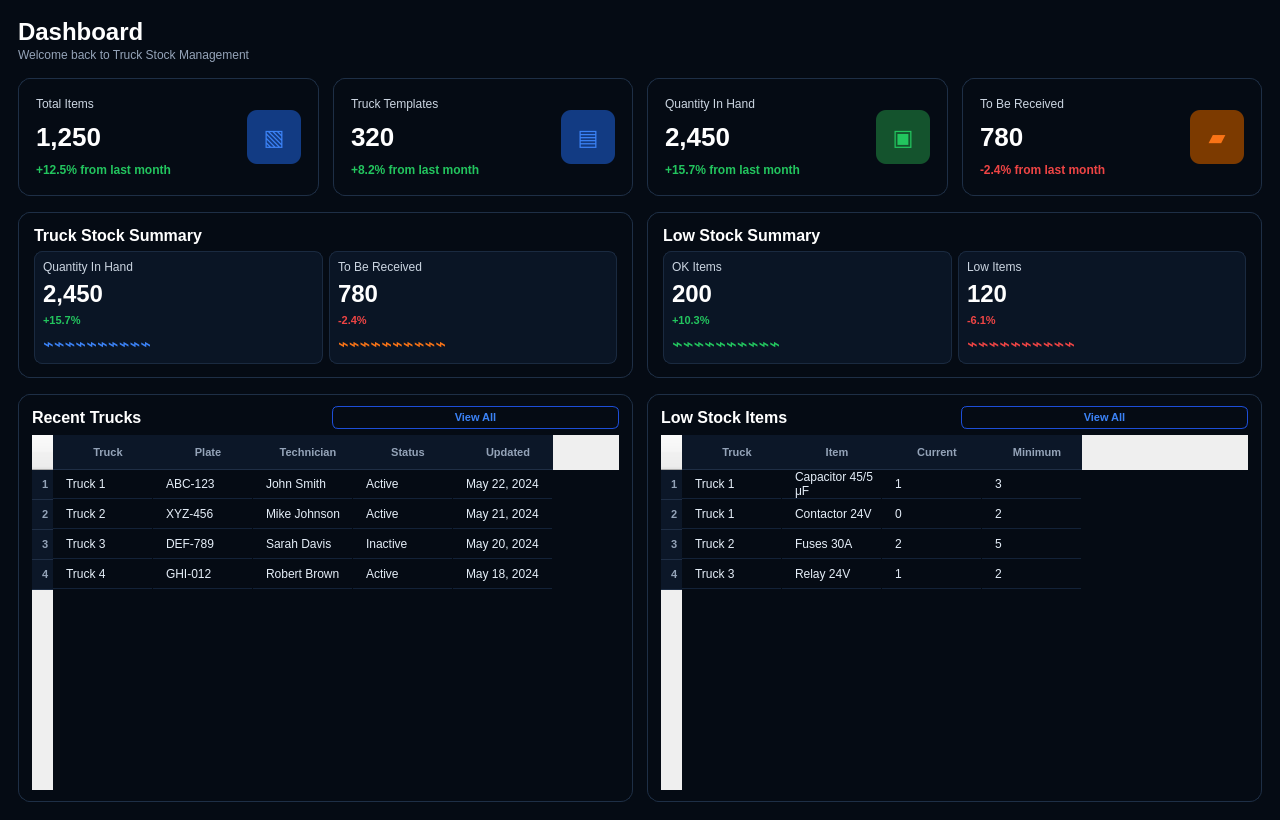
First picture: the form in InventoryQtApp/TruckStockDashboardPage.ui, repository Felipeact/InventoryQtApp, before the edit.
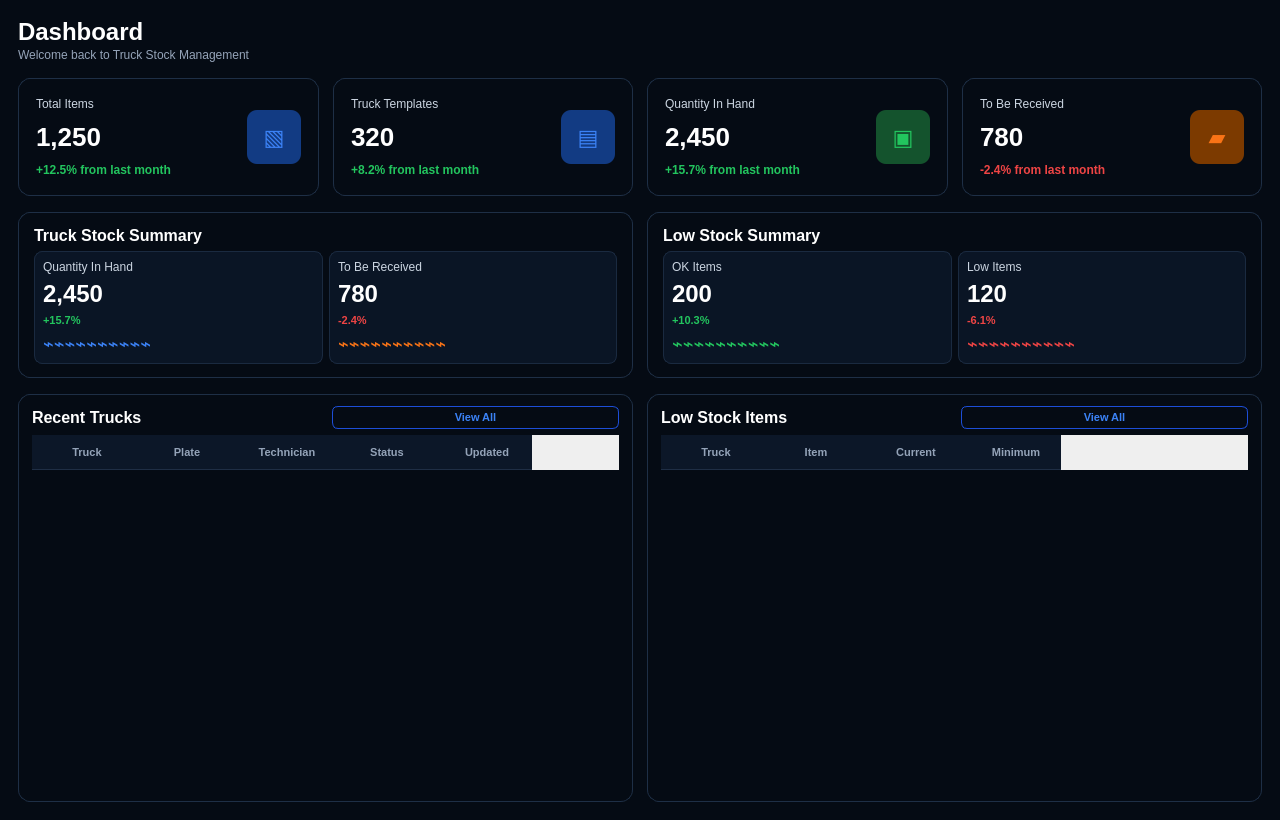
Second picture: the form after the edit.

The edit to the form file:
```diff
--- a/InventoryQtApp/TruckStockDashboardPage.ui
+++ b/InventoryQtApp/TruckStockDashboardPage.ui
@@ -479,37 +479,37 @@
 
         <item>
          <widget class="QTableWidget" name="recentTrucksTable">
-          <property name="columnCount"><number>5</number></property>
-          <property name="rowCount"><number>4</number></property>
-          <column><property name="text"><string>Truck</string></property></column>
-          <column><property name="text"><string>Plate</string></property></column>
-          <column><property name="text"><string>Technician</string></property></column>
-          <column><property name="text"><string>Status</string></property></column>
-          <column><property name="text"><string>Updated</string></property></column>
-
-          <item row="0" column="0"><property name="text"><string>Truck 1</string></property></item>
-          <item row="0" column="1"><property name="text"><string>ABC-123</string></property></item>
-          <item row="0" column="2"><property name="text"><string>John Smith</string></property></item>
-          <item row="0" column="3"><property name="text"><string>Active</string></property></item>
-          <item row="0" column="4"><property name="text"><string>May 22, 2024</string></property></item>
-
-          <item row="1" column="0"><property name="text"><string>Truck 2</string></property></item>
-          <item row="1" column="1"><property name="text"><string>XYZ-456</string></property></item>
-          <item row="1" column="2"><property name="text"><string>Mike Johnson</string></property></item>
-          <item row="1" column="3"><property name="text"><string>Active</string></property></item>
-          <item row="1" column="4"><property name="text"><string>May 21, 2024</string></property></item>
-
-          <item row="2" column="0"><property name="text"><string>Truck 3</string></property></item>
-          <item row="2" column="1"><property name="text"><string>DEF-789</string></property></item>
-          <item row="2" column="2"><property name="text"><string>Sarah Davis</string></property></item>
-          <item row="2" column="3"><property name="text"><string>Inactive</string></property></item>
-          <item row="2" column="4"><property name="text"><string>May 20, 2024</string></property></item>
-
-          <item row="3" column="0"><property name="text"><string>Truck 4</string></property></item>
-          <item row="3" column="1"><property name="text"><string>GHI-012</string></property></item>
-          <item row="3" column="2"><property name="text"><string>Robert Brown</string></property></item>
-          <item row="3" column="3"><property name="text"><string>Active</string></property></item>
-          <item row="3" column="4"><property name="text"><string>May 18, 2024</string></property></item>
+										<property name="columnCount">
+											<number>5</number>
+										</property>
+										<property name="rowCount">
+											<number>0</number>
+										</property>
+										<column>
+											<property name="text">
+												<string>Truck</string>
+											</property>
+										</column>
+										<column>
+											<property name="text">
+												<string>Plate</string>
+											</property>
+										</column>
+										<column>
+											<property name="text">
+												<string>Technician</string>
+											</property>
+										</column>
+										<column>
+											<property name="text">
+												<string>Status</string>
+											</property>
+										</column>
+										<column>
+											<property name="text">
+												<string>Updated</string>
+											</property>
+										</column>
          </widget>
         </item>
        </layout>
@@ -534,32 +534,32 @@
 
         <item>
          <widget class="QTableWidget" name="lowStockTable">
-          <property name="columnCount"><number>4</number></property>
-          <property name="rowCount"><number>4</number></property>
-          <column><property name="text"><string>Truck</string></property></column>
-          <column><property name="text"><string>Item</string></property></column>
-          <column><property name="text"><string>Current</string></property></column>
-          <column><property name="text"><string>Minimum</string></property></column>
-
-          <item row="0" column="0"><property name="text"><string>Truck 1</string></property></item>
-          <item row="0" column="1"><property name="text"><string>Capacitor 45/5 μF</string></property></item>
-          <item row="0" column="2"><property name="text"><string>1</string></property></item>
-          <item row="0" column="3"><property name="text"><string>3</string></property></item>
-
-          <item row="1" column="0"><property name="text"><string>Truck 1</string></property></item>
-          <item row="1" column="1"><property name="text"><string>Contactor 24V</string></property></item>
-          <item row="1" column="2"><property name="text"><string>0</string></property></item>
-          <item row="1" column="3"><property name="text"><string>2</string></property></item>
-
-          <item row="2" column="0"><property name="text"><string>Truck 2</string></property></item>
-          <item row="2" column="1"><property name="text"><string>Fuses 30A</string></property></item>
-          <item row="2" column="2"><property name="text"><string>2</string></property></item>
-          <item row="2" column="3"><property name="text"><string>5</string></property></item>
-
-          <item row="3" column="0"><property name="text"><string>Truck 3</string></property></item>
-          <item row="3" column="1"><property name="text"><string>Relay 24V</string></property></item>
-          <item row="3" column="2"><property name="text"><string>1</string></property></item>
-          <item row="3" column="3"><property name="text"><string>2</string></property></item>
+										<property name="columnCount">
+											<number>4</number>
+										</property>
+										<property name="rowCount">
+											<number>0</number>
+										</property>
+										<column>
+											<property name="text">
+												<string>Truck</string>
+											</property>
+										</column>
+										<column>
+											<property name="text">
+												<string>Item</string>
+											</property>
+										</column>
+										<column>
+											<property name="text">
+												<string>Current</string>
+											</property>
+										</column>
+										<column>
+											<property name="text">
+												<string>Minimum</string>
+											</property>
+										</column>
          </widget>
         </item>
        </layout>
```
Left out of the diff: 950 changed lines with no effect on the pictures. Lines whose indentation alone changed are shown as unchanged.
